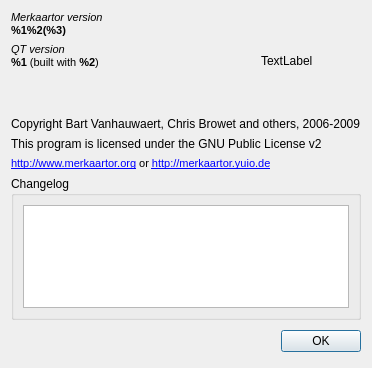
Qt form src/AboutDialog.ui (openstreetmap/merkaartor) before a commit.
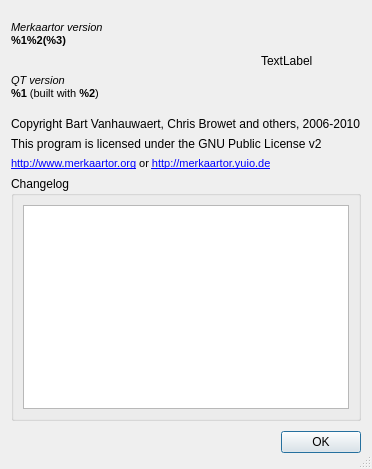
The same form after that commit.

Commit message: FIX : In about box, the changelog is now properly resized ADD : support for OSM short link as input

The edit to the form file:
```diff
--- a/src/AboutDialog.ui
+++ b/src/AboutDialog.ui
@@ -6,16 +6,22 @@
    <rect>
     <x>0</x>
     <y>0</y>
-    <width>336</width>
-    <height>368</height>
+    <width>370</width>
+    <height>469</height>
    </rect>
   </property>
   <property name="windowTitle">
    <string>About Merkaartor</string>
   </property>
+  <property name="sizeGripEnabled">
+   <bool>true</bool>
+  </property>
   <layout class="QVBoxLayout" name="verticalLayout_3">
    <item>
     <layout class="QHBoxLayout" name="horizontalLayout">
+     <property name="sizeConstraint">
+      <enum>QLayout::SetMinimumSize</enum>
+     </property>
      <item>
       <layout class="QVBoxLayout" name="verticalLayout_2">
        <item>
@@ -42,19 +48,6 @@
          </property>
         </widget>
        </item>
-       <item>
-        <spacer name="verticalSpacer">
-         <property name="orientation">
-          <enum>Qt::Vertical</enum>
-         </property>
-         <property name="sizeHint" stdset="0">
-          <size>
-           <width>20</width>
-           <height>40</height>
-          </size>
-         </property>
-        </spacer>
-       </item>
       </layout>
      </item>
      <item>
@@ -94,7 +87,7 @@
    <item>
     <widget class="QLabel" name="label">
      <property name="text">
-      <string>Copyright Bart Vanhauwaert, Chris Browet and others, 2006-2009</string>
+      <string>Copyright Bart Vanhauwaert, Chris Browet and others, 2006-2010</string>
      </property>
     </widget>
    </item>
@@ -121,6 +114,12 @@
    </item>
    <item>
     <widget class="QGroupBox" name="groupBox">
+     <property name="sizePolicy">
+      <sizepolicy hsizetype="Expanding" vsizetype="Expanding">
+       <horstretch>0</horstretch>
+       <verstretch>0</verstretch>
+      </sizepolicy>
+     </property>
      <property name="title">
       <string>Changelog</string>
      </property>
@@ -141,19 +140,6 @@
      </layout>
     </widget>
    </item>
-   <item>
-    <spacer>
-     <property name="orientation">
-      <enum>Qt::Vertical</enum>
-     </property>
-     <property name="sizeHint" stdset="0">
-      <size>
-       <width>214</width>
-       <height>16</height>
-      </size>
-     </property>
-    </spacer>
-   </item>
    <item>
     <layout class="QHBoxLayout">
      <property name="spacing">
```
The commit also changes 6 other files.
